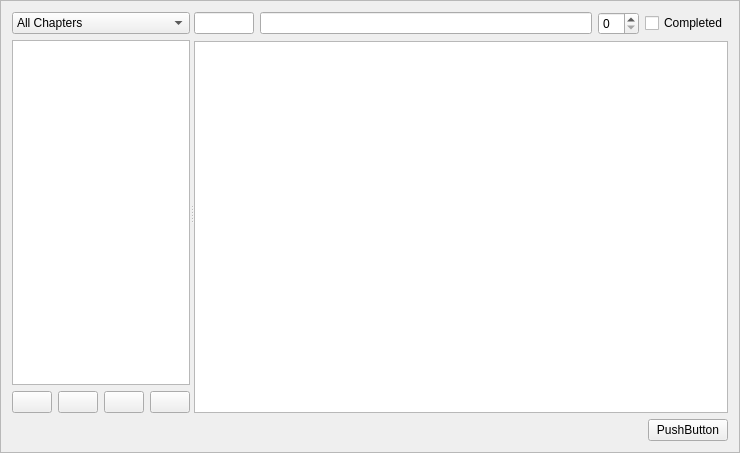
This is src/app/chaptersframe.ui in src-r-r/plotline as Qt 5 draws it before an edit. The edited form follows.
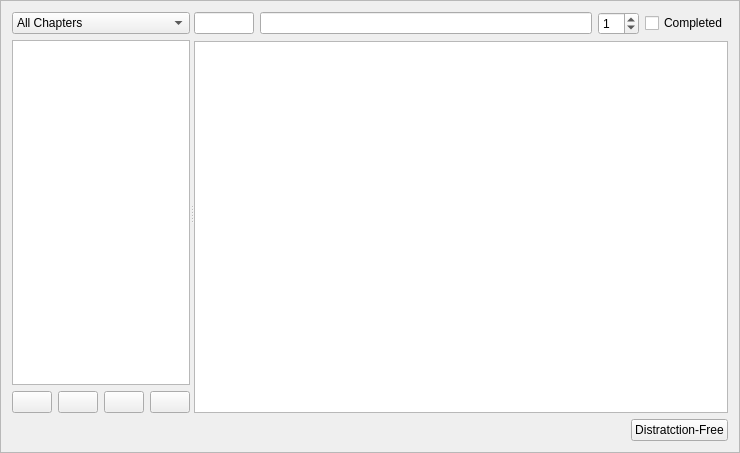
This is the edited form.

Diff of the .ui file:
```diff
--- a/src/app/chaptersframe.ui
+++ b/src/app/chaptersframe.ui
@@ -160,7 +160,11 @@
           <widget class="QLineEdit" name="chapterTitle_2"/>
          </item>
          <item row="0" column="2">
-          <widget class="QSpinBox" name="chapterRevision_2"/>
+          <widget class="QSpinBox" name="chapterRevision">
+           <property name="value">
+            <number>1</number>
+           </property>
+          </widget>
          </item>
          <item row="0" column="3">
           <widget class="QCheckBox" name="chapterComplete_2">
@@ -188,7 +192,7 @@
         <enum>Qt::LeftToRight</enum>
        </property>
        <property name="text">
-        <string>PushButton</string>
+        <string>Distratction-Free</string>
        </property>
       </widget>
      </item>
```
Left out of the diff: 34 changed lines with no effect on the pictures.
